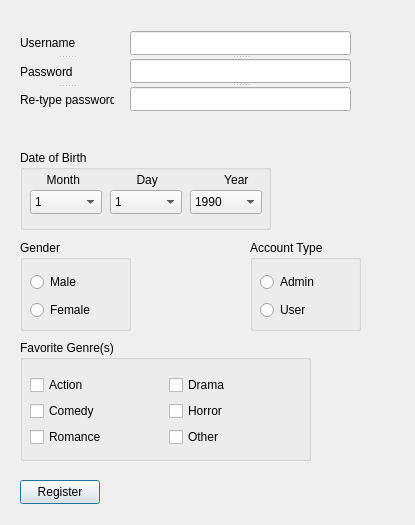
Qt form register.ui (AdhamElRouby/Cinema-register-desktop-app) before a commit.
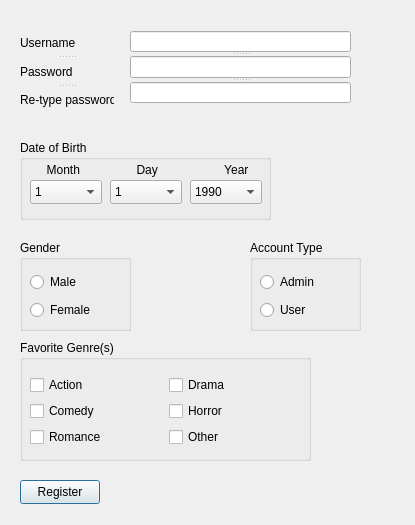
The same form after that commit.

Commit message: Edited Login Window Deisgn

The edit to the form file:
```diff
--- a/register.ui
+++ b/register.ui
@@ -19,7 +19,7 @@
      <x>130</x>
      <y>31</y>
      <width>221</width>
-     <height>80</height>
+     <height>72</height>
     </rect>
    </property>
    <property name="orientation">
@@ -69,7 +69,7 @@
    <property name="geometry">
     <rect>
      <x>20</x>
-     <y>150</y>
+     <y>140</y>
      <width>251</width>
      <height>80</height>
     </rect>
```
Left out of the diff: 4 changed lines with no effect on the pictures. The commit also changes 3 other files.
